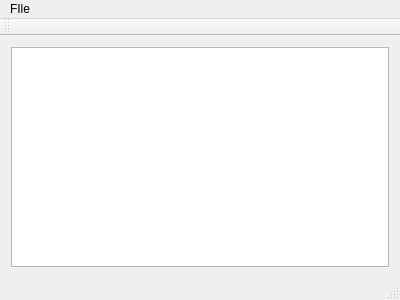
The window that src/mainwindow.ui (mikusp/taxman) describes before a commit, drawn with Qt 5.
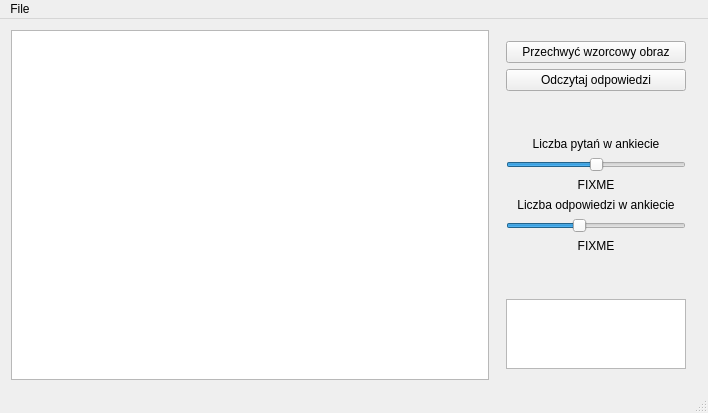
The same window after the commit.

Patch:
```diff
--- a/src/mainwindow.ui
+++ b/src/mainwindow.ui
@@ -6,10 +6,16 @@
    <rect>
     <x>0</x>
     <y>0</y>
-    <width>400</width>
-    <height>300</height>
+    <width>708</width>
+    <height>377</height>
    </rect>
   </property>
+  <property name="sizePolicy">
+   <sizepolicy hsizetype="Maximum" vsizetype="Maximum">
+    <horstretch>0</horstretch>
+    <verstretch>0</verstretch>
+   </sizepolicy>
+  </property>
   <property name="windowTitle">
    <string>MainWindow</string>
   </property>
@@ -22,7 +28,178 @@
    </property>
    <layout class="QGridLayout" name="gridLayout">
     <item row="0" column="0">
-     <widget class="QGraphicsView" name="graphicsView"/>
+     <layout class="QHBoxLayout" name="horizontalLayout">
+      <property name="sizeConstraint">
+       <enum>QLayout::SetMaximumSize</enum>
+      </property>
+      <item>
+       <widget class="QGraphicsView" name="graphicsView"/>
+      </item>
+      <item>
+       <widget class="QWidget" name="vertLayoutWidget" native="true">
+        <property name="sizePolicy">
+         <sizepolicy hsizetype="Maximum" vsizetype="Expanding">
+          <horstretch>0</horstretch>
+          <verstretch>0</verstretch>
+         </sizepolicy>
+        </property>
+        <layout class="QVBoxLayout" name="verticalLayout">
+         <property name="sizeConstraint">
+          <enum>QLayout::SetMinAndMaxSize</enum>
+         </property>
+         <item>
+          <widget class="QPushButton" name="captureReferenceFrameButton">
+           <property name="text">
+            <string>Przechwyć wzorcowy obraz</string>
+           </property>
+          </widget>
+         </item>
+         <item>
+          <widget class="QPushButton" name="startSurveyDecodingButton">
+           <property name="maximumSize">
+            <size>
+             <width>180</width>
+             <height>16777215</height>
+            </size>
+           </property>
+           <property name="text">
+            <string>Odczytaj odpowiedzi</string>
+           </property>
+          </widget>
+         </item>
+         <item>
+          <spacer name="verticalSpacer">
+           <property name="orientation">
+            <enum>Qt::Vertical</enum>
+           </property>
+           <property name="sizeType">
+            <enum>QSizePolicy::Fixed</enum>
+           </property>
+           <property name="sizeHint" stdset="0">
+            <size>
+             <width>20</width>
+             <height>40</height>
+            </size>
+           </property>
+          </spacer>
+         </item>
+         <item>
+          <widget class="QLabel" name="surveyColumnsLabel">
+           <property name="text">
+            <string>Liczba pytań w ankiecie</string>
+           </property>
+           <property name="alignment">
+            <set>Qt::AlignCenter</set>
+           </property>
+          </widget>
+         </item>
+         <item>
+          <widget class="QSlider" name="columnsInSurvey">
+           <property name="maximum">
+            <number>30</number>
+           </property>
+           <property name="value">
+            <number>15</number>
+           </property>
+           <property name="orientation">
+            <enum>Qt::Horizontal</enum>
+           </property>
+           <property name="invertedAppearance">
+            <bool>false</bool>
+           </property>
+           <property name="invertedControls">
+            <bool>false</bool>
+           </property>
+           <property name="tickPosition">
+            <enum>QSlider::NoTicks</enum>
+           </property>
+          </widget>
+         </item>
+         <item>
+          <widget class="QLabel" name="questionsNumber">
+           <property name="text">
+            <string>FIXME</string>
+           </property>
+           <property name="alignment">
+            <set>Qt::AlignHCenter|Qt::AlignTop</set>
+           </property>
+          </widget>
+         </item>
+         <item>
+          <widget class="QLabel" name="surveyAnswersLabel">
+           <property name="text">
+            <string>Liczba odpowiedzi w ankiecie</string>
+           </property>
+           <property name="alignment">
+            <set>Qt::AlignCenter</set>
+           </property>
+          </widget>
+         </item>
+         <item>
+          <widget class="QSlider" name="answerInSurvey">
+           <property name="maximum">
+            <number>10</number>
+           </property>
+           <property name="pageStep">
+            <number>2</number>
+           </property>
+           <property name="value">
+            <number>4</number>
+           </property>
+           <property name="orientation">
+            <enum>Qt::Horizontal</enum>
+           </property>
+          </widget>
+         </item>
+         <item>
+          <widget class="QLabel" name="answersNumber">
+           <property name="text">
+            <string>FIXME</string>
+           </property>
+           <property name="alignment">
+            <set>Qt::AlignHCenter|Qt::AlignTop</set>
+           </property>
+          </widget>
+         </item>
+         <item>
+          <spacer name="verticalSpacer_2">
+           <property name="orientation">
+            <enum>Qt::Vertical</enum>
+           </property>
+           <property name="sizeType">
+            <enum>QSizePolicy::Fixed</enum>
+           </property>
+           <property name="sizeHint" stdset="0">
+            <size>
+             <width>20</width>
+             <height>40</height>
+            </size>
+           </property>
+          </spacer>
+         </item>
+         <item>
+          <widget class="QPlainTextEdit" name="decodedAnswersTextArea">
+           <property name="sizePolicy">
+            <sizepolicy hsizetype="Expanding" vsizetype="Expanding">
+             <horstretch>0</horstretch>
+             <verstretch>0</verstretch>
+            </sizepolicy>
+           </property>
+           <property name="maximumSize">
+            <size>
+             <width>180</width>
+             <height>16777215</height>
+            </size>
+           </property>
+           <property name="readOnly">
+            <bool>true</bool>
+           </property>
+          </widget>
+         </item>
+        </layout>
+       </widget>
+      </item>
+     </layout>
     </item>
    </layout>
   </widget>
@@ -31,25 +208,17 @@
     <rect>
      <x>0</x>
      <y>0</y>
-     <width>400</width>
+     <width>708</width>
      <height>21</height>
     </rect>
    </property>
-   <widget class="QMenu" name="menuPlik">
+   <widget class="QMenu" name="menuFile">
     <property name="title">
-     <string>FIle</string>
+     <string>File</string>
     </property>
     <addaction name="actionExit"/>
    </widget>
-   <addaction name="menuPlik"/>
-  </widget>
-  <widget class="QToolBar" name="mainToolBar">
-   <attribute name="toolBarArea">
-    <enum>TopToolBarArea</enum>
-   </attribute>
-   <attribute name="toolBarBreak">
-    <bool>false</bool>
-   </attribute>
+   <addaction name="menuFile"/>
   </widget>
   <widget class="QStatusBar" name="statusBar"/>
   <action name="actionExit">
```
Left out of the diff: 7 changed lines with no effect on the pictures.
